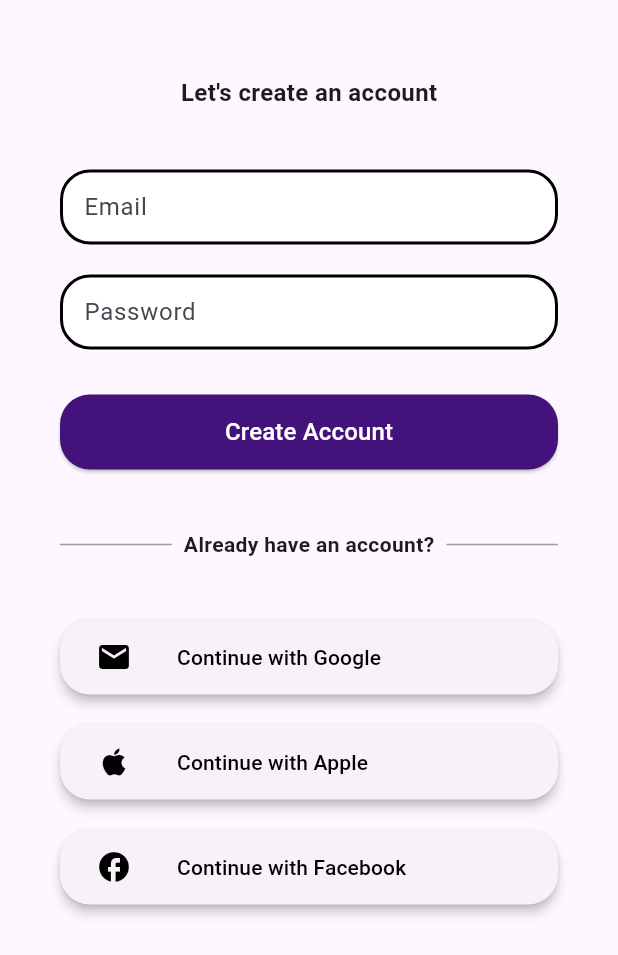
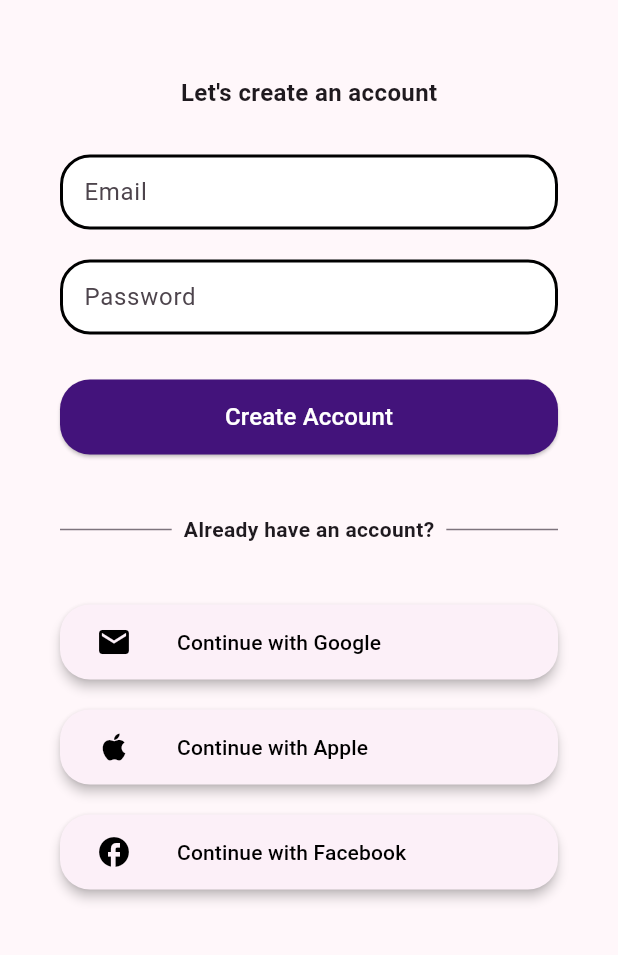
Before and after one commit to victor-riv/adventure_ai, a Flutter app: the SignUpSheet widget shown alone on an empty page, opened directly, on a phone screen of 412 x 824 dp. Shown: the top 955 px of the screen. Run offline on Flutter 3.47's test engine with Material 3 defaults, Android fonts, the phone set to English and light mode, and no system bars; our stand-ins replace firebase_auth, firebase_core, flutter_riverpod, flutter_svg; accounts and stored records are empty; generated files the repository leaves out were written again.

Commit message:
Change fromSeed color

```diff
--- a/lib/main.dart
+++ b/lib/main.dart
@@ -35,7 +35,7 @@ class MyApp extends ConsumerWidget {
           //
           // This works for code too, not just values: Most code changes can be
           // tested with just a hot reload.
-          colorScheme: ColorScheme.fromSeed(seedColor: Colors.deepPurple),
+          colorScheme: ColorScheme.fromSeed(seedColor: const Color(0xFF751E88)),
           useMaterial3: true,
         ),
         home: const AdventureAiApp());
--- a/lib/screens/landing_page_screen.dart
+++ b/lib/screens/landing_page_screen.dart
@@ -8,7 +8,7 @@ class LandingPageScreen extends StatelessWidget {
   void _navigateToSignUpScreen(BuildContext context) {
     showModalBottomSheet(
       context: context,
-      backgroundColor: Colors.white,
+      backgroundColor: Theme.of(context).cardColor,
       isScrollControlled: true,
       builder: (BuildContext context) {
         return SignUpSheet();
--- a/lib/screens/signup_screen.dart
+++ b/lib/screens/signup_screen.dart
@@ -38,7 +38,7 @@ class SignUpSheet extends ConsumerWidget {
               "Let's create an account",
               style: TextStyle(fontSize: 16, fontWeight: FontWeight.bold),
             )),
-            const SizedBox(height: 40),
+            const SizedBox(height: 30),
             SizedBox(
               height: buttonHeight,
               child: TextFormField(
@@ -146,15 +146,15 @@ class SignUpSheet extends ConsumerWidget {
               ),
             ),
             const SizedBox(height: 40),
-            const SizedBox(
+            SizedBox(
               width: double.infinity,
               child: Row(
                 mainAxisAlignment: MainAxisAlignment.center,
                 children: [
                   Expanded(
-                    child: Divider(color: Colors.grey),
+                    child: Divider(color: Theme.of(context).dividerColor),
                   ),
-                  Padding(
+                  const Padding(
                     padding: EdgeInsets.symmetric(horizontal: 8.0),
                     child: Text(
                       'Already have an account?',
@@ -165,7 +165,7 @@ class SignUpSheet extends ConsumerWidget {
                     ),
                   ),
                   Expanded(
-                    child: Divider(color: Colors.grey),
+                    child: Divider(color: Theme.of(context).dividerColor),
                   ),
                 ],
               ),
```
Also changed, not shown: 1 other file.
